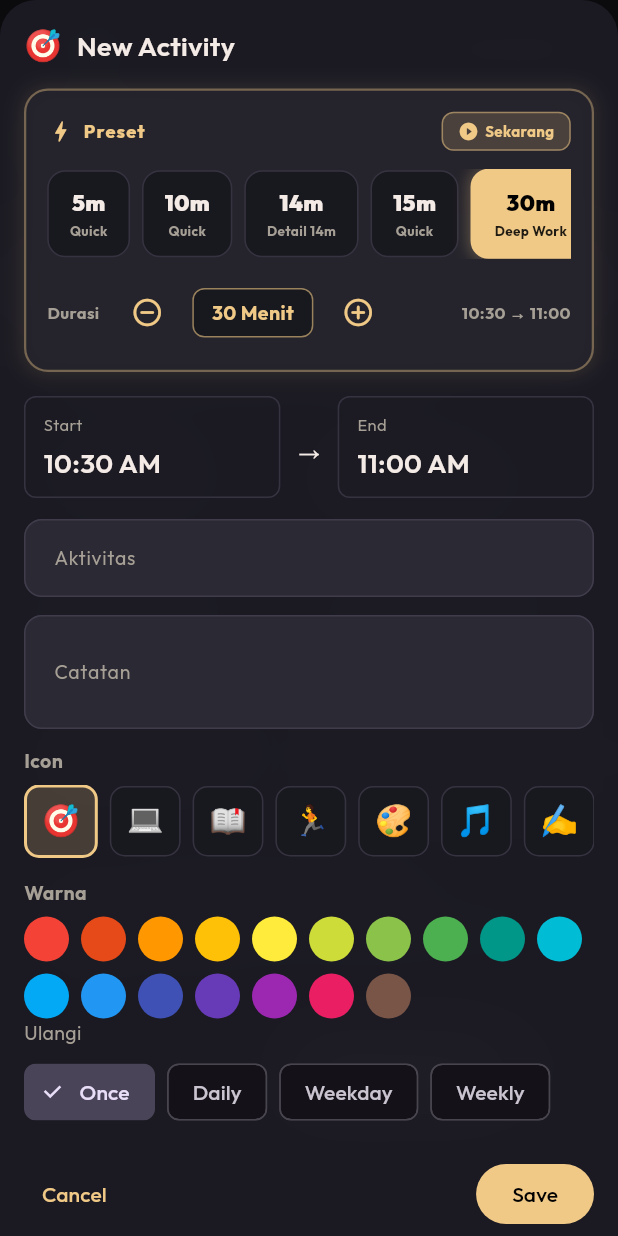
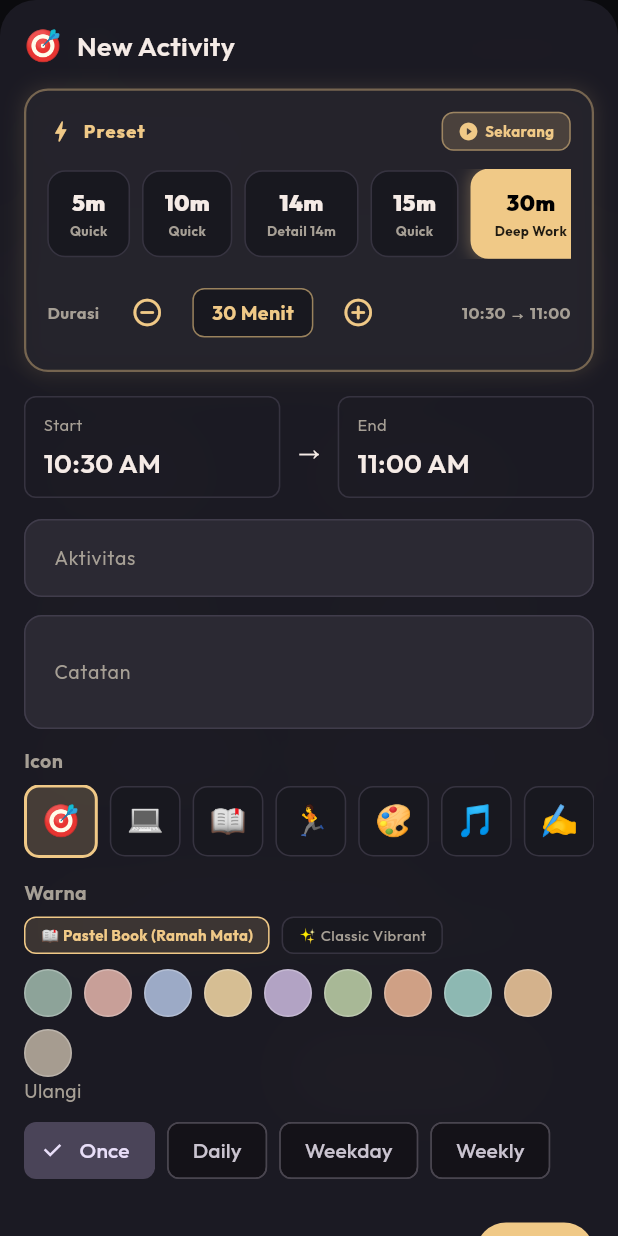
Before and after one commit to AIZATFIR/focus-clock, a Flutter app: the SimpleModeView screen opened directly, after a tap on "⚡ BUAT AKTIVITAS FOKUS", on a phone screen of 412 x 824 dp. Run offline on Flutter 3.47's test engine with Material 3 defaults, Android fonts, the phone set to English and light mode, and no system bars; our stand-ins replace cloud_firestore, firebase_auth, firebase_core, flutter_local_notifications, flutter_markdown, flutter_riverpod and 8 more; missing offline and left inert: googleapis, tray_manager, window_manager; accounts and stored records are empty; generated files the repository leaves out were written again.

Commit message:
feat: enhance ColorSwatchPicker with dual-palette Pastel Book and Classic modes

```diff
--- a/lib/widgets/color_swatch_picker.dart
+++ b/lib/widgets/color_swatch_picker.dart
@@ -2,7 +2,7 @@ import 'package:flutter/material.dart';
 
 import '../core/theme.dart';
 
-class ColorSwatchPicker extends StatelessWidget {
+class ColorSwatchPicker extends StatefulWidget {
   const ColorSwatchPicker({
     super.key,
     required this.value,
@@ -13,35 +13,89 @@ class ColorSwatchPicker extends StatelessWidget {
   final ValueChanged<int> onChanged;
 
   @override
-  Widget build(BuildContext context) => Wrap(
+  State<ColorSwatchPicker> createState() => _ColorSwatchPickerState();
+}
+
+class _ColorSwatchPickerState extends State<ColorSwatchPicker> {
+  int _activeCategory = 0; // 0: Pastel Book, 1: Classic
+
+  @override
+  Widget build(BuildContext context) {
+    final colors = _activeCategory == 0 ? pastelBookColors : presetColors;
+
+    return Column(
+      crossAxisAlignment: CrossAxisAlignment.start,
+      mainAxisSize: MainAxisSize.min,
+      children: [
+        Row(
+          children: [
+            _tabButton(0, '📖 Pastel Book (Ramah Mata)'),
+            const SizedBox(width: 8),
+            _tabButton(1, '✨ Classic Vibrant'),
+          ],
+        ),
+        const SizedBox(height: 10),
+        Wrap(
           spacing: 8,
           runSpacing: 8,
-        children: presetColors.map((c) {
-          final selected = c == value;
+          children: colors.map((c) {
+            final selected = c == widget.value;
             return GestureDetector(
-            onTap: () => onChanged(c),
-            child: Container(
-              width: 30,
-              height: 30,
+              onTap: () => widget.onChanged(c),
+              child: AnimatedContainer(
+                duration: const Duration(milliseconds: 150),
+                width: 32,
+                height: 32,
                 decoration: BoxDecoration(
                   color: Color(c),
                   shape: BoxShape.circle,
                   border: Border.all(
-                  color: selected ? Colors.white : Colors.transparent,
-                  width: selected ? 2.5 : 0,
+                    color: selected ? Colors.white : Colors.white24,
+                    width: selected ? 2.5 : 1.0,
                   ),
                   boxShadow: selected
                       ? [
                           BoxShadow(
-                          color: Color(c).withValues(alpha: 0.5),
-                          blurRadius: 8,
+                            color: Color(c).withValues(alpha: 0.35),
+                            blurRadius: 6,
                             spreadRadius: 1,
                           )
                         ]
                       : null,
                 ),
+                child: selected
+                    ? const Icon(Icons.check, size: 16, color: Colors.white)
+                    : null,
               ),
             );
           }).toList(),
+        ),
+      ],
     );
   }
+
+  Widget _tabButton(int index, String label) {
+    final active = _activeCategory == index;
+    return GestureDetector(
+      onTap: () => setState(() => _activeCategory = index),
+      child: Container(
+        padding: const EdgeInsets.symmetric(horizontal: 10, vertical: 4),
+        decoration: BoxDecoration(
+          color: active ? AppPalette.accent.withValues(alpha: 0.15) : AppPalette.bg,
+          borderRadius: BorderRadius.circular(8),
+          border: Border.all(
+            color: active ? AppPalette.accent : AppPalette.stroke,
+          ),
+        ),
+        child: Text(
+          label,
+          style: TextStyle(
+            fontSize: 10,
+            fontWeight: active ? FontWeight.bold : FontWeight.w500,
+            color: active ? AppPalette.accent : AppPalette.textDim,
+          ),
+        ),
+      ),
+    );
+  }
+}
```
Lines whose indentation alone changed are shown as unchanged.
